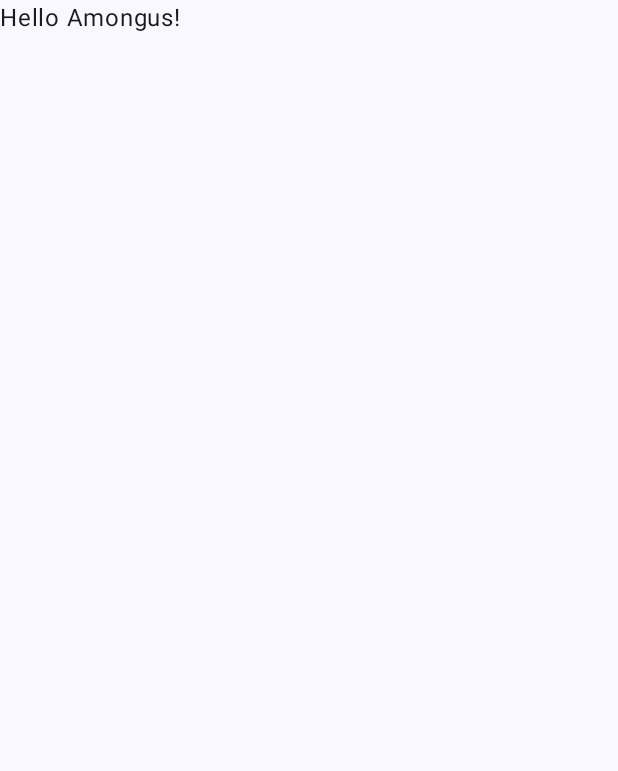
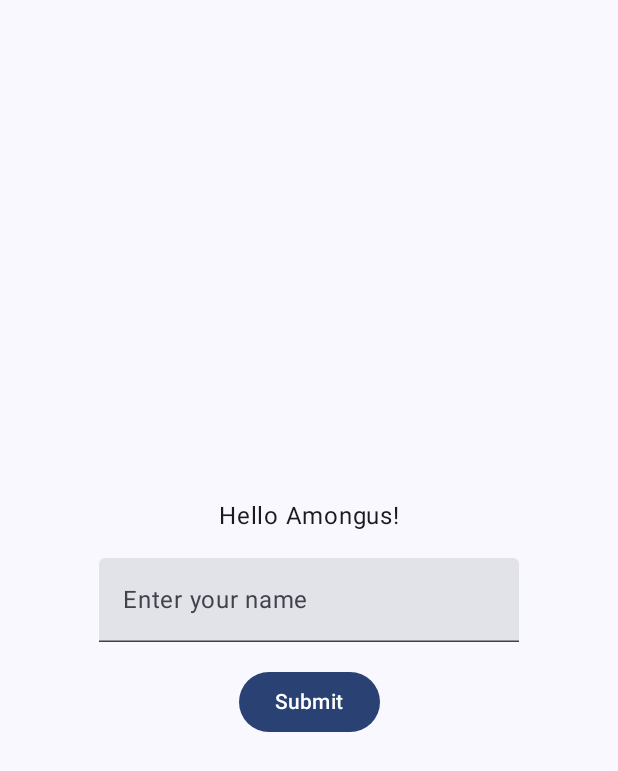
Before and after one commit to ading2705/Spidey-Sense, an Android app built with Jetpack Compose: the screen it shows after launch (MainActivity), on a phone screen of 412 x 824 dp. Before the commit the part shown is almost empty. Shown: the top 771 px of the screen. Run offline under Robolectric (Android 15) with nearby library versions, the phone set to English and light mode, and no system bars.

Commit message:
Added a text input and button for testing

```diff
--- a/app/src/main/java/com/example/myapplication/MainActivity.kt
+++ b/app/src/main/java/com/example/myapplication/MainActivity.kt
@@ -1,17 +1,28 @@
 package com.example.myapplication
 
 import android.os.Bundle
+import android.widget.Toast
 import androidx.activity.ComponentActivity
 import androidx.activity.compose.setContent
 import androidx.activity.enableEdgeToEdge
+import androidx.compose.foundation.layout.Arrangement
+import androidx.compose.foundation.layout.Column
 import androidx.compose.foundation.layout.fillMaxSize
 import androidx.compose.foundation.layout.padding
+import androidx.compose.material3.Button
 import androidx.compose.material3.Scaffold
 import androidx.compose.material3.Text
+import androidx.compose.material3.TextField
 import androidx.compose.runtime.Composable
+import androidx.compose.runtime.mutableStateOf
+import androidx.compose.runtime.remember
+import androidx.compose.ui.Alignment
 import androidx.compose.ui.Modifier
+import androidx.compose.ui.platform.LocalContext
 import androidx.compose.ui.tooling.preview.Preview
+import androidx.compose.ui.unit.dp
 import com.example.myapplication.ui.theme.MyApplicationTheme
+
 
 class MainActivity : ComponentActivity() {
     override fun onCreate(savedInstanceState: Bundle?) {
@@ -20,6 +31,13 @@ class MainActivity : ComponentActivity() {
         setContent {
             MyApplicationTheme {
                 Scaffold(modifier = Modifier.fillMaxSize()) { innerPadding ->
+                    Column (
+                        modifier = Modifier
+                            .fillMaxSize()
+                            .padding(innerPadding),
+                        verticalArrangement = Arrangement.Center,
+                        horizontalAlignment = Alignment.CenterHorizontally)
+                    {
                         Greeting(
                             name = "Amongus",
                             modifier = Modifier.padding(innerPadding)
@@ -29,13 +47,36 @@ class MainActivity : ComponentActivity() {
             }
         }
     }
+}
+
 
 @Composable
 fun Greeting(name: String, modifier: Modifier = Modifier) {
+    val context = LocalContext.current
+    val textState = remember { mutableStateOf("") } // State to hold the text input
+
+    Column(
+        modifier = modifier.padding(16.dp),
+        verticalArrangement = Arrangement.Center,
+        horizontalAlignment = Alignment.CenterHorizontally
+    ) {
         Text(
             text = "Hello $name!",
-        modifier = modifier
+            modifier = Modifier.padding(bottom = 16.dp)
         )
+        TextField(
+            value = textState.value, // Current text value
+            onValueChange = { newText -> textState.value = newText }, // Update text on input
+            label = { Text("Enter your name") }, // Label for the text field
+            modifier = Modifier.padding(bottom = 16.dp)
+        )
+        Button(onClick = {
+            Toast.makeText(context, "You entered: ${textState.value}", Toast.LENGTH_SHORT).show()
+            textState.value = ""
+        }) {
+            Text("Submit")
+        }
+    }
 }
 
 @Preview(showBackground = true)
```
Lines whose indentation alone changed are shown as unchanged.
